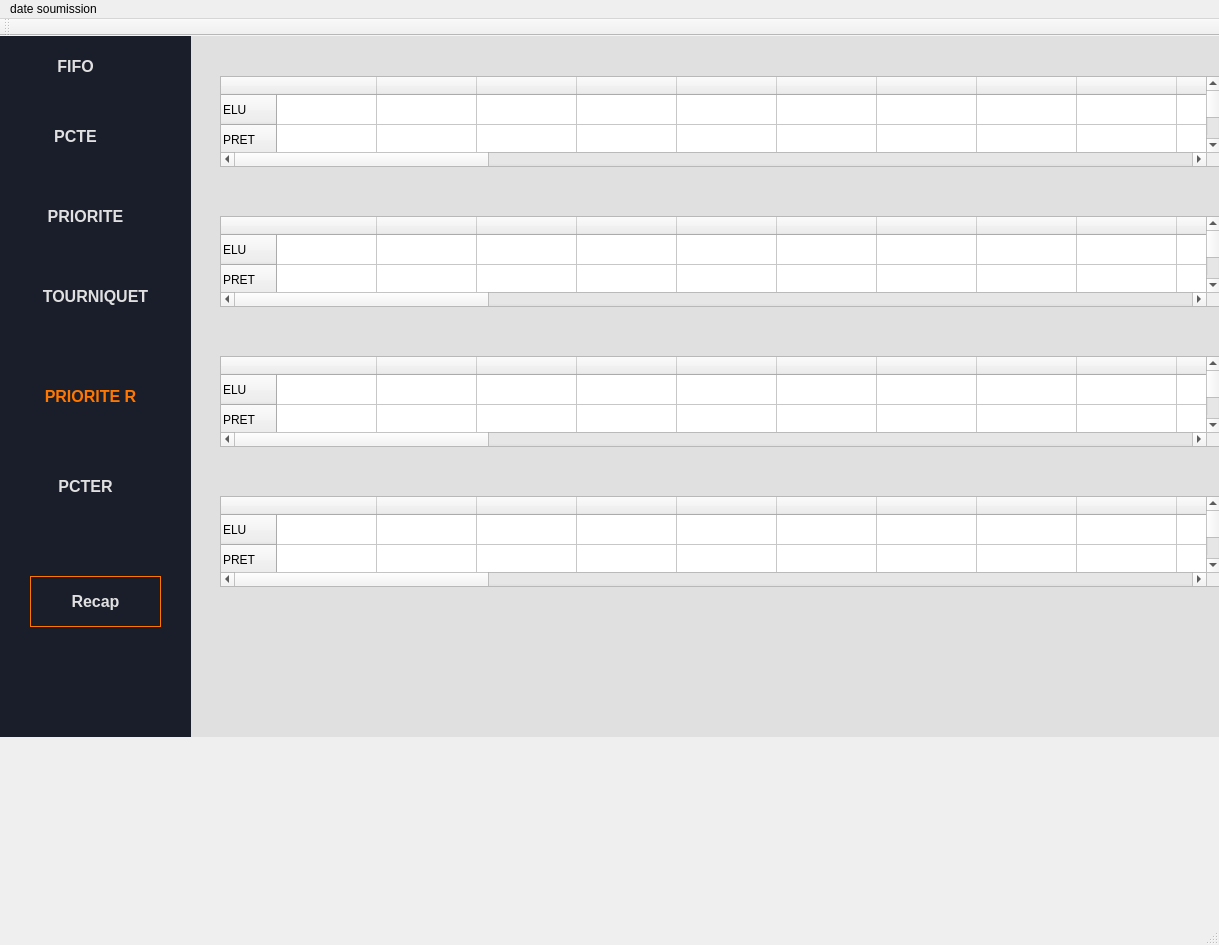
Qt form mainwindow.ui (alimar440/projetSE) before a commit.
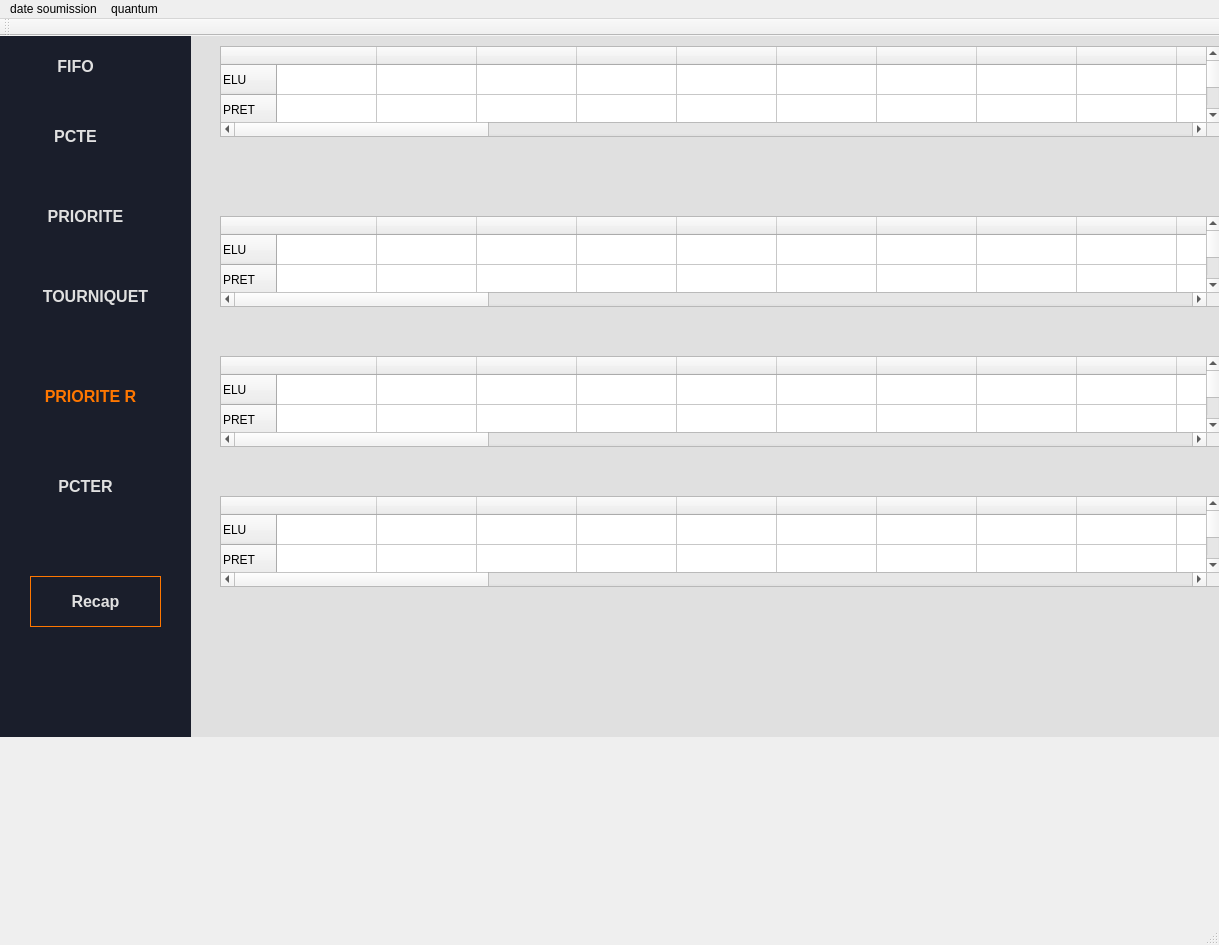
The same form after that commit. The open tabs and pages were chosen to show the change.

```diff
--- a/mainwindow.ui
+++ b/mainwindow.ui
@@ -4244,7 +4244,7 @@
       <property name="geometry">
        <rect>
         <x>220</x>
-        <y>50</y>
+        <y>20</y>
         <width>1001</width>
         <height>91</height>
        </rect>
@@ -4264,6 +4264,11 @@
         <string>BLOQUE</string>
        </property>
       </row>
+      <row>
+       <property name="text">
+        <string>ATT</string>
+       </property>
+      </row>
       <column>
        <property name="text">
         <string/>
@@ -5990,7 +5995,17 @@
     <addaction name="actionajout"/>
     <addaction name="actionretire"/>
    </widget>
+   <widget class="QMenu" name="menuquantum">
+    <property name="title">
+     <string>quantum</string>
+    </property>
+    <addaction name="action1"/>
+    <addaction name="action2"/>
+    <addaction name="action3"/>
+    <addaction name="action4"/>
+   </widget>
    <addaction name="menudate_soumission"/>
+   <addaction name="menuquantum"/>
   </widget>
   <widget class="QStatusBar" name="statusbar"/>
   <widget class="QToolBar" name="toolBar">
```
Left out of the diff: 67 changed lines with no effect on the pictures.
